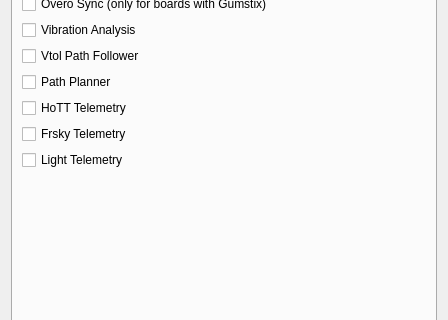
Before: the Qt Designer form ground/gcs/src/plugins/config/modules.ui in TauLabs/TauLabs, drawn with Qt 5; both pictures show x 0 to 448 and y 261 to 581 of the 448 by 697 pixel window.
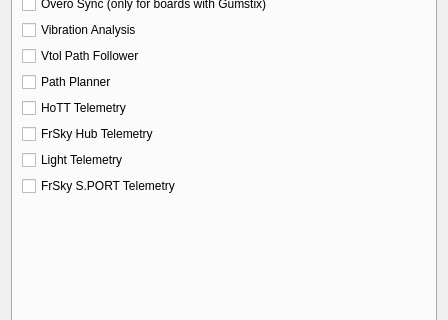
After: the same form once the commit is applied. Icons and pictures are not drawn.

Commit message: UAVOFrSKYSPortBridge: module enable option in GCS

Diff of the .ui file:
```diff
--- a/ground/gcs/src/plugins/config/modules.ui
+++ b/ground/gcs/src/plugins/config/modules.ui
@@ -157,7 +157,7 @@
           <string>&lt;html&gt;&lt;head/&gt;&lt;body&gt;&lt;p&gt;This enables Frsky Telemetry&lt;/p&gt;&lt;/body&gt;&lt;/html&gt;</string>
          </property>
          <property name="text">
-          <string>Frsky Telemetry</string>
+          <string>FrSky Hub Telemetry</string>
          </property>
         </widget>
        </item>
@@ -171,6 +171,13 @@
          </property>
         </widget>
        </item>
+       <item>
+        <widget class="QCheckBox" name="cbUAVOFrSkySPortBridge">
+         <property name="text">
+          <string>FrSky S.PORT Telemetry</string>
+         </property>
+        </widget>
+       </item>
        <item>
         <spacer name="verticalSpacer_4">
          <property name="orientation">
```
Left out of the diff: 4 changed lines with no effect on the pictures. The commit also changes 1 other file.
